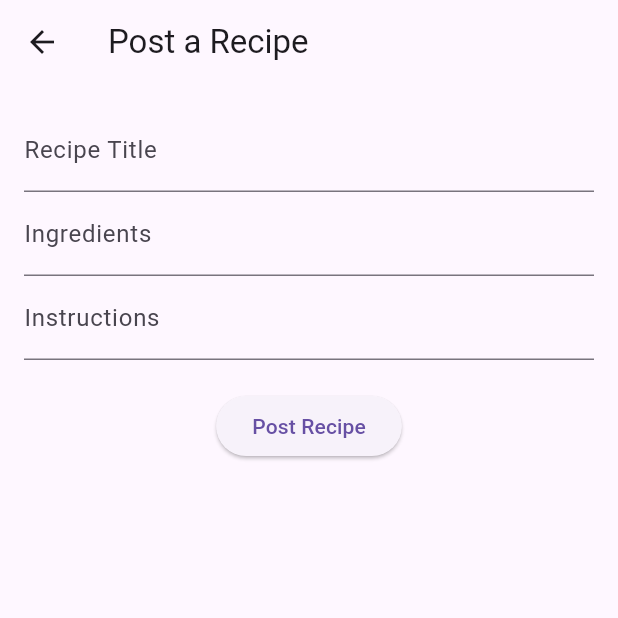
After one commit to Anuja-js/recipesApp, a Flutter app: the screen it shows after launch, after a tap on the "add" icon, on a phone screen of 412 x 824 dp, the top half of it. The commit adds this screen. Run offline on Flutter 3.47's test engine with Material 3 defaults, Android fonts, the phone set to English and light mode, and no system bars; our stand-ins replace flutter_bloc; network calls fail.

Commit message:
get recipe

```diff
--- /dev/null
+++ b/lib/ repositories/recipie_repo.dart
@@ -0,0 +1,34 @@
+import 'package:http/http.dart' as http;
+import '../models/recipes_model.dart';
+class RecipieRepository {
+  final String baseUrl = 'https://api.spoonacular.com/recipes/complexSearch';
+  final String apiKey = '5f49213d91e34457a121d6ad3892e0c8';
+  Future<Recipes> fetchRecipes({
+    String query = '',
+    int number = 10,
+    int offset = 0,
+  }) async {
+    final uri = Uri.parse('$baseUrl?apiKey=$apiKey&query=$query&number=$number&offset=$offset');
+    try {
+      final response = await http.get(uri);
+      switch (response.statusCode) {
+        case 200:print("object");
+          return recipesFromJson(response.body);
+        case 201:
+          throw Exception('Resource created unexpectedly.');
+        case 400:
+          throw Exception('Bad Request: The server could not understand the request.');
+        case 401:
+          throw Exception('Unauthorized: Invalid API key or permissions.');
+        case 404:
+          throw Exception('Resource Not Found: The requested resource could not be found.');
+        case 500:
+          throw Exception('Internal Server Error: Something went wrong on the server.');
+        default:
+          throw Exception('Unexpected Error: ${response.statusCode} ${response.reasonPhrase}');
+      }
+    } catch (error) {
+      throw Exception('An error occurred while fetching recipes: $error');
+    }
+  }
+}
--- a/lib/blocs/home/search_bloc.dart
+++ b/lib/blocs/home/search_bloc.dart
@@ -1,47 +1,40 @@
 import 'package:flutter_bloc/flutter_bloc.dart';
 import 'package:newsapp/blocs/home/seach_event.dart';
 import 'package:newsapp/blocs/home/search_state.dart';
+import 'package:newsapp/models/recipes_model.dart';
 
-import '../../ repositories/news_repo.dart';
+import '../../ repositories/recipie_repo.dart';
 
 
 class RecipeBloc extends Bloc<RecipeEvent, RecipeState> {
   final RecipieRepository recipeRepository;
+  int currentPage = 0;
+  bool hasMoreData = true;
+  List<Result> allRecipes = [];
 
-  RecipeBloc({required this.recipeRepository}) : super(RecipeInitial());
+  RecipeBloc({required this.recipeRepository}) : super(RecipeInitial()) {
+    on<FetchRecipesEvent>((event, emit) async {
+      if (!hasMoreData) return;
 
-  @override
-  Stream<RecipeState> mapEventToState(RecipeEvent event) async* {
-    if (event is FetchRecipesEvent) {
-      yield RecipeLoading();
+      emit(RecipeLoading());
       try {
-        final recipes = await recipeRepository.fetchRecipes(query: event.query);
+        final recipes = await recipeRepository.fetchRecipes(
+          query: event.query,
+          number: 10,
+          offset: currentPage * 10,
+        );
         if (recipes.results != null && recipes.results!.isNotEmpty) {
-          yield RecipeLoaded(recipes.results!);
+          allRecipes.addAll(recipes.results!);
+          currentPage++;
+          hasMoreData = recipes.results!.length == 10;
+          emit(RecipeLoaded(allRecipes));
         } else {
-          yield RecipeError('No recipes found for "${event.query}".');
+          hasMoreData = false;
+          emit(RecipeLoaded(allRecipes));
         }
       } catch (e) {
-        yield RecipeError('Failed to fetch recipes: $e');
+        emit(RecipeError('Failed to fetch recipes: $e'));
       }
-    }
-
-    // if (event is FetchRecipesEvent) {
-    //   yield RecipeLoading();
-    //   try {
-    //     final recipes = await recipeRepository.fetchRecipes(query: event.query);
-    //     yield RecipeLoaded(recipes.results ?? []);
-    //   } catch (e) {
-    //     yield RecipeError('Failed to fetch recipes');
-    //   }
-    // }
-    else if (event is FilterRecipesEvent) {
-      if (state is RecipeLoaded) {
-        final currentState = state as RecipeLoaded;
-        final filteredRecipes = currentState.recipes.where((recipe) =>
-        recipe.title?.toLowerCase().contains(event.query.toLowerCase()) ?? false).toList();
-        yield RecipeLoaded(filteredRecipes);
-      }
-    }
+    });
   }
 }
--- a/lib/widgets/text_custom.dart
+++ b/lib/config/componets/text_custom.dart
@@ -1,5 +1,6 @@
 import 'package:flutter/material.dart';
-import '../utils/colors.dart';
+
+import '../color/colors.dart';
 
 
 class TextCustom extends StatelessWidget {
@@ -20,7 +21,7 @@ class TextCustom extends StatelessWidget {
     required this.text,
     this.textSize = 12,
     this.fontWeight = FontWeight.normal,
-    this.color = lightBgColor,
+    this.color = AppColor.lightBgColor,
     this.textAlign = TextAlign.start,
     this.decoration = TextDecoration.none,
     this.fontStyle = FontStyle.normal,
--- /dev/null
+++ b/lib/config/routes/routes.dart
@@ -0,0 +1,24 @@
+
+import 'package:flutter/material.dart';
+import 'package:newsapp/config/componets/text_custom.dart';
+import 'package:newsapp/config/routes/routes_names.dart';
+import 'package:newsapp/views/details/detailed_page.dart';
+import 'package:newsapp/views/splash/splash_screen.dart';
+import '../../views/home/home_screen.dart';
+class Routes{
+  static Route<dynamic> generateRoute(RouteSettings settings){
+switch(settings.name){
+  case RoutesName.splashScreen:
+    return MaterialPageRoute(builder: (context)=>SplashScreen());
+  case RoutesName.homeScreen:
+    return MaterialPageRoute(builder: (context)=>HomeScreen());
+  case RoutesName.detailScreen:
+    return MaterialPageRoute(builder: (context)=>DetailedPage());
+  default:return MaterialPageRoute(builder: (context){
+    return Scaffold(
+      body: Center(child: TextCustom(text: "No Route Generated"),),
+    );
+  });
+}
+  }
+}
--- /dev/null
+++ b/lib/config/routes/routes_names.dart
@@ -0,0 +1,6 @@
+class RoutesName{
+  static const String splashScreen="splash_screen";
+  static const String homeScreen="home_screen";
+  static const String detailScreen="detail_screen";
+
+}
--- a/lib/main.dart
+++ b/lib/main.dart
@@ -1,13 +1,14 @@
 import 'package:flutter/material.dart';
 import 'package:flutter_bloc/flutter_bloc.dart';
-import 'package:newsapp/%20repositories/news_repo.dart';
-import 'package:newsapp/screens/home_screen.dart';
-import 'package:newsapp/screens/splash_screen.dart';
-
+import 'package:newsapp/%20repositories/recipie_repo.dart';
+import 'package:newsapp/config/routes/routes.dart';
+import 'package:newsapp/config/routes/routes_names.dart';
+import 'blocs/home/seach_event.dart';
 import 'blocs/home/search_bloc.dart';
 import 'blocs/splash/splash.cubit.dart';
 
 void main() {
+
   runApp(MyApp());
 }
 
@@ -16,21 +17,20 @@ class MyApp extends StatelessWidget {
   Widget build(BuildContext context) {
     return MultiBlocProvider(
       providers: [
-        // Uncomment the following line if you are using NewsBloc
         BlocProvider(
-        create: (_) => SplashCubit()..startSplash(),),
-    BlocProvider(
-    create: (context) => RecipeBloc( recipeRepository: RecipieRepository()),)
+          create: (_) => SplashCubit()..startSplash(),
+        ),
+        BlocProvider(
+        create: (_) => RecipeBloc(
+    recipeRepository: RecipieRepository(),
+    )..add(FetchRecipesEvent(query: '',)),),
       ],
       child: MaterialApp(
-        title: 'News App',
+        title: 'Recipe App',
         debugShowCheckedModeBanner: false,
         themeMode: ThemeMode.system,
-        initialRoute: '/',
-        routes: {
-          '/': (context) => SplashScreen(),
-          '/news': (context) => HomeScreen(),
-        },
+        initialRoute: RoutesName.splashScreen,
+        onGenerateRoute: Routes.generateRoute,
       ),
     );
   }
--- /dev/null
+++ b/lib/views/add_recipe/add_recipie.dart
@@ -0,0 +1,85 @@
+import 'dart:convert';
+import 'package:http/http.dart'as http;
+import 'package:flutter/material.dart';
+
+class AddRecipe extends StatefulWidget {
+  @override
+  _AddRecipeState createState() => _AddRecipeState();
+}
+
+class _AddRecipeState extends State<AddRecipe> {
+  final TextEditingController titleController = TextEditingController();
+  final TextEditingController ingredientsController = TextEditingController();
+  final TextEditingController instructionsController = TextEditingController();
+
+  Future<void> postRecipe() async {
+    const String apiUrl =
+        'https://api.spoonacular.com/recipes/visualizeRecipe?apiKey=5f49213d91e34457a121d6ad3892e0c8';
+
+    // Create the request body
+    Map<String, dynamic> body = {
+      "title": titleController.text,
+      "ingredients": ingredientsController.text,
+      "instructions": instructionsController.text,
+    };
+
+    try {
+      final response = await http.post(
+        Uri.parse(apiUrl),
+        headers: {
+          "Content-Type": "application/json",
+        },
+        body: jsonEncode(body),
+      );
+
+      if (response.statusCode == 200 || response.statusCode == 201) {
+        // Successful response
+        ScaffoldMessenger.of(context).showSnackBar(
+          SnackBar(content: Text('Recipe Posted Successfully!')),
+        );
+      } else {
+        // Error response
+        ScaffoldMessenger.of(context).showSnackBar(
+          SnackBar(content: Text('Failed to post recipe: ${response.body}')),
+        );
+      }
+    } catch (e) {
+      ScaffoldMessenger.of(context).showSnackBar(
+        SnackBar(content: Text('An error occurred: $e')),
+      );
+    }
+  }
+
+  @override
+  Widget build(BuildContext context) {
+    return Scaffold(
+      appBar: AppBar(
+        title: Text('Post a Recipe'),
+      ),
+      body: Padding(
+        padding: const EdgeInsets.all(16.0),
+        child: Column(
+          children: [
+            TextField(
+              controller: titleController,
+              decoration: InputDecoration(labelText: 'Recipe Title'),
+            ),
+            TextField(
+              controller: ingredientsController,
+              decoration: InputDecoration(labelText: 'Ingredients'),
+            ),
+            TextField(
+              controller: instructionsController,
+              decoration: InputDecoration(labelText: 'Instructions'),
+            ),
+            SizedBox(height: 20),
+            ElevatedButton(
+              onPressed: postRecipe,
+              child: Text('Post Recipe'),
+            ),
+          ],
+        ),
+      ),
+    );
+  }
+}
--- /dev/null
+++ b/lib/views/home/home_screen.dart
@@ -0,0 +1,201 @@
+import 'dart:convert';
+import 'package:http/http.dart' as http;
+import 'package:flutter/material.dart';
+import 'package:flutter_bloc/flutter_bloc.dart';
+import 'package:newsapp/config/color/colors.dart';
+import 'package:newsapp/config/componets/text_custom.dart';
+import 'package:newsapp/views/add_recipe/add_recipie.dart';
+import '../../ repositories/recipie_repo.dart';
+import '../../blocs/home/seach_event.dart';
+import '../../blocs/home/search_bloc.dart';
+import '../../blocs/home/search_state.dart';
+import '../details/detailed_page.dart';
+
+class HomeScreen extends StatefulWidget {
+  @override
+  State<HomeScreen> createState() => _HomeScreenState();
+}
+
+class _HomeScreenState extends State<HomeScreen> {
+  final RecipieRepository recipeRepository = RecipieRepository();
+
+  final RecipeBloc recipeBloc = RecipeBloc(
+    recipeRepository: RecipieRepository(),
+  );
+
+  final TextEditingController searchController = TextEditingController();
+  @override
+  void initState() {
+    super.initState();
+    context.read<RecipeBloc>().add(FetchRecipesEvent(query: ''));
+  }
+
+  @override
+  Widget build(BuildContext context) {
+
+    return Scaffold(
+      appBar: AppBar(
+        backgroundColor: AppColor.darkBgColor,
+        elevation: 1,
+        title: TextField(
+          controller: searchController,
+          decoration:  InputDecoration(
+            hintText: 'Search...',
+            hintStyle: TextStyle(color: AppColor.darkFontColor),
+            border: InputBorder.none,
+            prefixIcon: IconButton(onPressed: (){
+              searchController.clear();
+              context.read<RecipeBloc>().add(FetchRecipesEvent(query: ''));
+            },
+                icon: Icon(Icons.search, color: AppColor.darkLabelColor)),
+          ),
+          style: const TextStyle(color: AppColor.darkFontColor),
+          onChanged: (value) {
+            context.read<RecipeBloc>().add(FetchRecipesEvent(query: value.trim()));
+            print('Search Submitted: $value');
+          },
+
+        ),
+      ),
+      body: BlocBuilder<RecipeBloc, RecipeState>(
+        builder: (context, state) {
+          if (state is RecipeLoading && context.read<RecipeBloc>().allRecipes.isEmpty) {
+            return const Center(child: CircularProgressIndicator());
+          } else if (state is RecipeLoaded) {
+            return NotificationListener<ScrollNotification>(
+              onNotification: (scrollNotification) {
+                if (scrollNotification is ScrollEndNotification &&
+                    scrollNotification.metrics.pixels ==
+                        scrollNotification.metrics.maxScrollExtent) {
+
+                  context.read<RecipeBloc>().add(FetchRecipesEvent(query: searchController.text.trim()));
+                }
+                return false;
+              },
+              child: ListView.builder(
+                itemCount: state.recipes.length + 1,
+                itemBuilder: (context, index) {
+                  if (index < state.recipes.length) {
+                    final recipe = state.recipes[index];
+                    return RecipieCard(
+                      title: recipe.title ?? 'No Title',
+                      imageUrl: recipe.image ?? '',
+                      onSeeMore: () {
+                        Navigator.push(context, MaterialPageRoute(builder: (ctx) {
+                          return const DetailedPage();
+                        }));
+                      },
+                    );
+                  } else {
+                    // Show a loading indicator at the bottom
+                    return context.read<RecipeBloc>().hasMoreData
+                        ? const Center(child: CircularProgressIndicator())
+                        : const SizedBox.shrink();
+                  }
+                },
+              ),
+            );
+          } else if (state is RecipeError) {
+            return Center(child: Text(state.message));
+          } else {
+            return const Center(child: Text('Search for recipes.'));
+          }
+        },
+      ),
+
+
+
+      floatingActionButton: Align(
+        alignment: AlignmentDirectional.bottomCenter,
+        child: FloatingActionButton(
+          onPressed: () {
+            Navigator.push(context, MaterialPageRoute(builder: (context){
+              return AddRecipe();
+            }));
+          },
+          child: Icon(Icons.add),
+        ),
+      ),
+    );
+  }
+}
+
+class RecipieCard extends StatelessWidget {
+  final String title;
+  final String? imageUrl;
+  final VoidCallback onSeeMore;
+
+  const RecipieCard({
+    Key? key,
+    required this.title,
+    this.imageUrl,
+    required this.onSeeMore,
+  }) : super(key: key);
+
+  @override
+  Widget build(BuildContext context) {
+    return Card(
+      elevation: 4,
+      margin:  EdgeInsets.all( 16),
+      shape: RoundedRectangleBorder(
+        borderRadius: BorderRadius.circular(8),
+      ),
+      child: Column(
+        mainAxisSize: MainAxisSize.min,
+        children: [
+          Container(
+            height: 150,
+            width: double.infinity,
+            decoration: BoxDecoration(
+              borderRadius: const BorderRadius.vertical(
+                top: Radius.circular(8),
+              ),
+              image: imageUrl != null
+                  ? DecorationImage(
+                      image: NetworkImage(imageUrl!),
+                      fit: BoxFit.cover,
+                    )
+                  : null,
+              color: Colors.grey, // Fallback color if no image
+            ),
+            alignment: Alignment.center,
+            child: imageUrl == null
+                ? TextCustom(
+                    text: 'No Image',
+                    color: Colors.white,
+                    textSize: 20,
+                    fontWeight: FontWeight.bold,
+                  )
+                : const SizedBox.shrink(),
+          ),
+          Padding(
+            padding: const EdgeInsets.all(16.0),
+            child: Row(
+              mainAxisAlignment: MainAxisAlignment.spaceBetween,
+              children: [
+                Expanded(
+                  child: SizedBox(width: 40,
+                    child: TextCustom(text:
+                      title,
+                   textSize: 15,color: AppColor.lightFontColor,
+                        fontWeight: FontWeight.bold,
+
+                    ),
+                  ),
+                ),
+                ElevatedButton(
+                  onPressed: onSeeMore,
+                  style: ElevatedButton.styleFrom(
+                    padding:
+                        const EdgeInsets.symmetric(horizontal: 16, vertical: 8),
+                  ),
+                  child: const Text('See More >'),
+                ),
+              ],
+            ),
+          ),
+        ],
+      ),
+    );
+  }
+}
--- a/lib/screens/splash_screen.dart
+++ b/lib/views/splash/splash_screen.dart
@@ -1,7 +1,8 @@
 import 'package:flutter/material.dart';
 import 'package:flutter_bloc/flutter_bloc.dart';
+import 'package:newsapp/config/routes/routes_names.dart';
+import '../../blocs/splash/splash.cubit.dart';
 
-import '../blocs/splash/splash.cubit.dart';
 class SplashScreen extends StatelessWidget {
   const SplashScreen({Key? key}) : super(key: key);
 
@@ -10,7 +11,7 @@ class SplashScreen extends StatelessWidget {
     return  BlocListener<SplashCubit, bool>(
         listener: (context, state) {
           if (state) {
-            Navigator.pushReplacementNamed(context, '/news');
+            Navigator.pushReplacementNamed(context,RoutesName.homeScreen);
           }
         },
         child: Scaffold(
--- /dev/null
+++ b/lib/views/view.dart
@@ -0,0 +1,4 @@
+import 'package:flutter/material.dart';
+import 'splash/splash_screen.dart';
+import 'home/home_screen.dart';
+import 'details/detailed_page.dart';
```
Also changed, not shown: lib/ repositories/news_repo.dart (deleted, +0 -31 lines), lib/blocs/home/search_state.dart (+4 -4 lines), lib/config/color/colors.dart (added, +20 -0 lines), lib/screens/home_screen.dart (deleted, +0 -147 lines), lib/utils/colors.dart (deleted, +0 -17 lines), lib/config/constants/constants.dart (renamed from lib/utils/constants.dart), lib/views/details/detailed_page.dart (renamed from lib/screens/detailed_page.dart), 7 other files.
